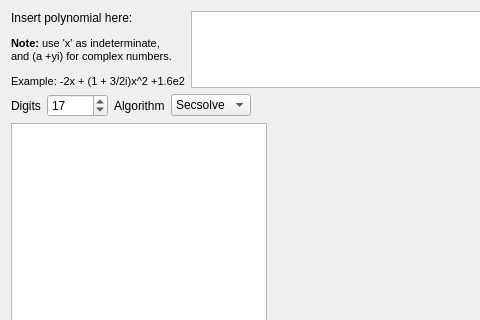
This is src/xmpsolve/mainwindow.ui in robol/MPSolve as Qt 5 draws it before an edit; both pictures show x 0 to 480 and y 0 to 320 of the 678 by 464 pixel window. The edited form follows.
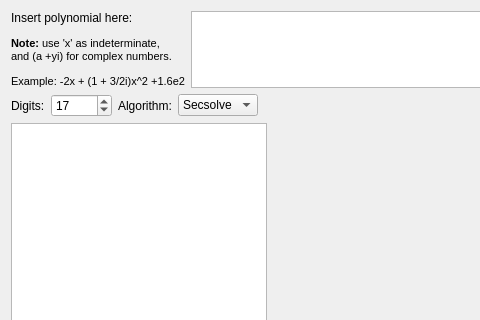
This is the edited form. Custom widgets are drawn as their Qt base class.

Commit message: Added sanity check to parseNumber(). Small fixes to the UI.

Diff of the .ui file:
```diff
--- a/src/xmpsolve/mainwindow.ui
+++ b/src/xmpsolve/mainwindow.ui
@@ -46,7 +46,7 @@
         <item>
          <widget class="QLabel" name="label_2">
           <property name="text">
-           <string>Digits</string>
+           <string>Digits:</string>
           </property>
          </widget>
         </item>
@@ -66,7 +66,7 @@
         <item>
          <widget class="QLabel" name="label_3">
           <property name="text">
-           <string>Algorithm</string>
+           <string>Algorithm:</string>
           </property>
          </widget>
         </item>
```
The commit also changes 2 other files.
